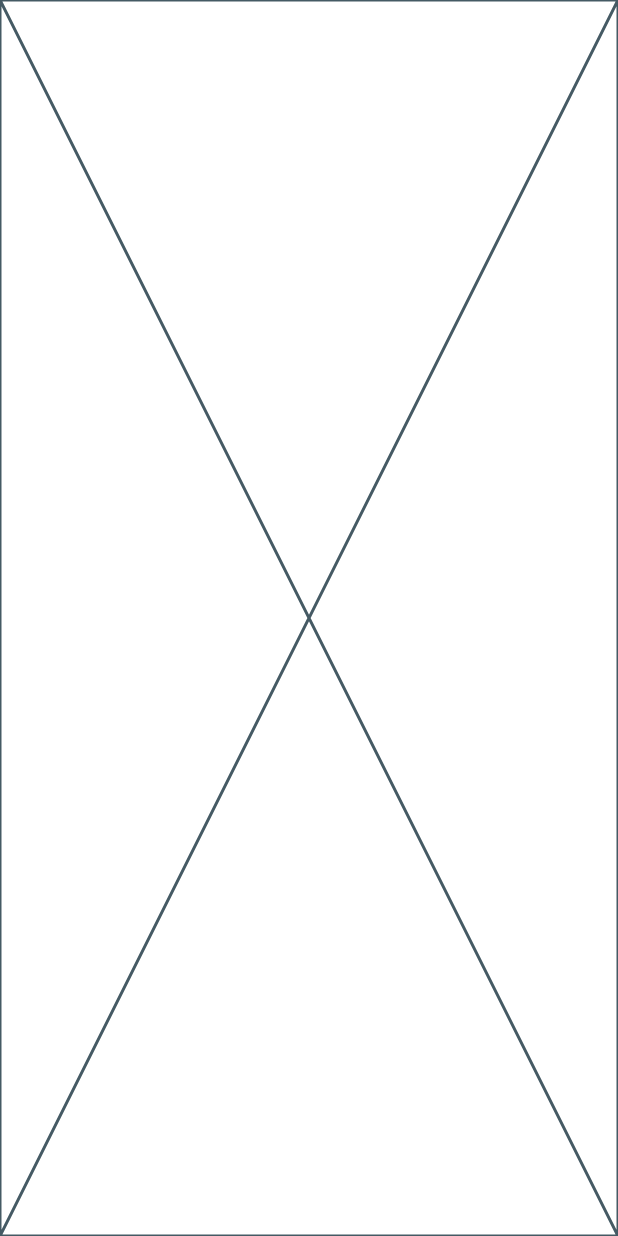
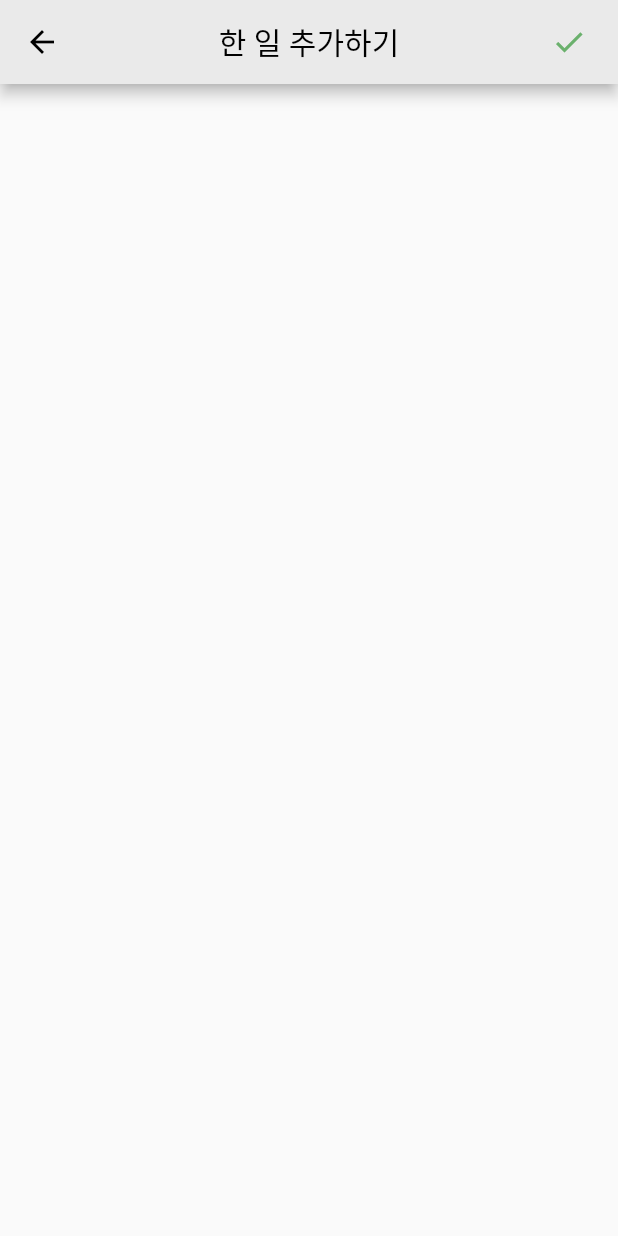
Before and after one commit to ljyo2o9/To_do_List, a Flutter app: the HomePage screen opened directly, after a tap on the "add" icon, on a phone screen of 412 x 824 dp. Run offline on Flutter 3.47's test engine with Material 2 defaults, Android fonts, the phone set to English and light mode, and no system bars; our stand-ins replace flutter_screenutil, introduction_screen, shared_preferences; accounts and stored records are empty.

Commit message:
Base appbar만들기

```diff
--- a/lib/MainScreen/floatingActionButton.dart
+++ b/lib/MainScreen/floatingActionButton.dart
@@ -11,7 +11,7 @@ FloatingActionButton floatingActionButton(context) {
       Navigator.push(
         context,
         MaterialPageRoute(
-          builder: (context) => const BasePage(),
+          builder: (context) => const SafeArea(child: BasePage()),
         ),
       );
     },
--- /dev/null
+++ b/lib/MakeHal/appbar.dart
@@ -0,0 +1,29 @@
+import 'package:flutter/material.dart';
+
+import 'package:flutter_screenutil/flutter_screenutil.dart';
+
+AppBar appBar(context) {
+  return AppBar(
+    leading: IconButton(
+      onPressed: () {
+        Navigator.pop(context);
+      },
+      icon: const Icon(
+        Icons.arrow_back,
+      ),
+      color: Colors.black,
+    ),
+    backgroundColor: const Color(0xFFEAEAEA),
+    centerTitle: true,
+    title: const Text(
+      '한 일 추가하기',
+      style: TextStyle(color: Colors.black),
+    ),
+    actions: [
+      Padding(
+        padding: EdgeInsets.only(right: 18.w),
+        child: const Icon(Icons.check, color: Color(0xFF6BB16D)),
+      ),
+    ],
+  );
+}
--- a/lib/MakeHal/base.dart
+++ b/lib/MakeHal/base.dart
@@ -1,4 +1,6 @@
 import 'package:flutter/material.dart';
+
+import 'package:to_do_list/MakeHal/appbar.dart';
 
 class BasePage extends StatefulWidget {
   const BasePage({super.key});
@@ -10,6 +12,8 @@ class BasePage extends StatefulWidget {
 class _BasePageState extends State<BasePage> {
   @override
   Widget build(BuildContext context) {
-    return const Placeholder();
+    return Scaffold(
+      appBar: appBar(context),
+    );
   }
 }
```
